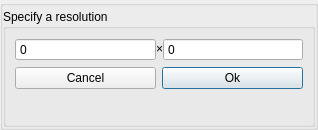
The window that src/display/qt/dialogs/ui/resolution_dialog.ui (mrehkopf/vcs) describes before a commit, drawn with Qt 5.
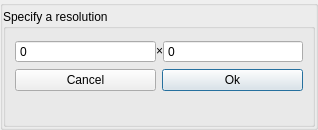
The same window after the commit.

```diff
--- a/src/display/qt/dialogs/ui/resolution_dialog.ui
+++ b/src/display/qt/dialogs/ui/resolution_dialog.ui
@@ -59,6 +59,9 @@
          <string>Specify a resolution</string>
         </property>
         <layout class="QVBoxLayout" name="verticalLayout_2">
+         <property name="topMargin">
+          <number>11</number>
+         </property>
          <property name="bottomMargin">
           <number>6</number>
          </property>
```
